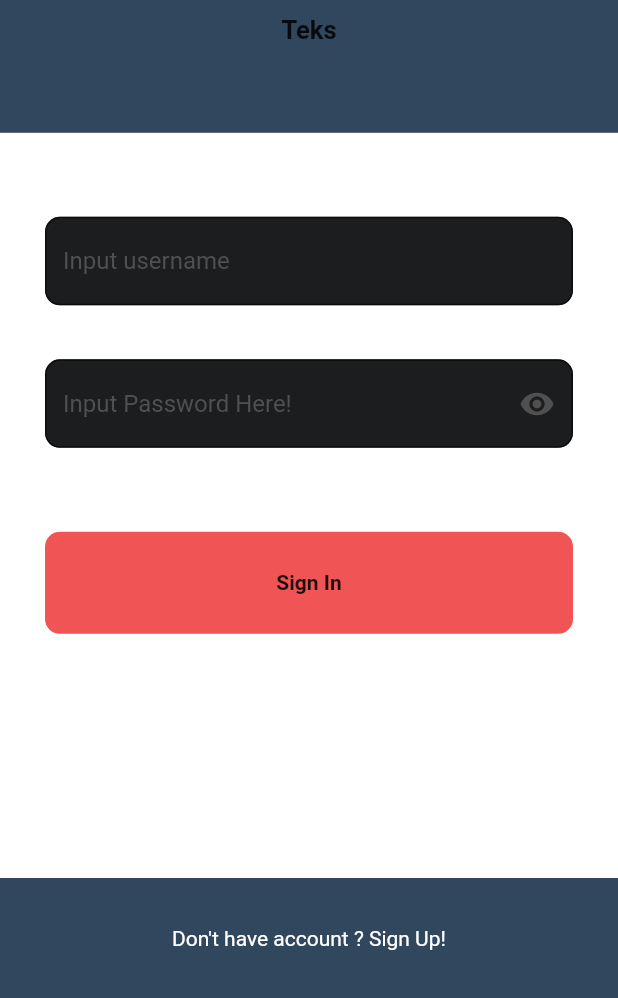
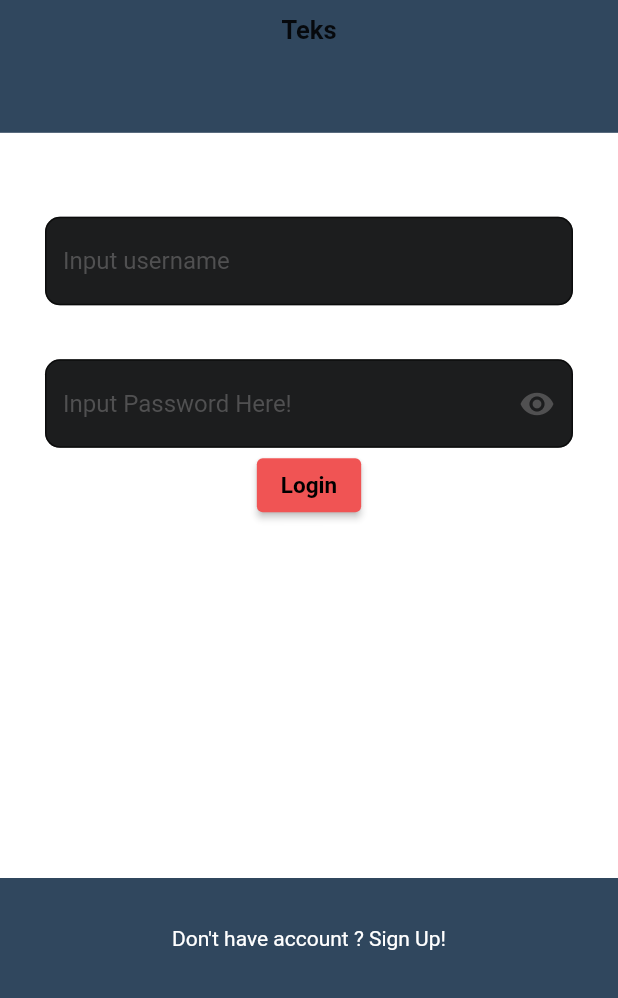
Before and after one commit to zahraeln17/Kelompok6-Promvis, a Flutter app: the Login screen opened by its route, on a phone screen of 412 x 824 dp, the part 238-1236 px from its top. Run offline on Flutter 3.47's test engine with Material 2 defaults, Android fonts, the phone set to English and light mode, and no system bars; our stand-ins replace fl_chart, get, google_fonts, syncfusion_flutter_charts.

Commit message:
edit halaman login

```diff
--- a/lib/page/halaman_login.dart
+++ b/lib/page/halaman_login.dart
@@ -1,6 +1,8 @@
 import 'package:flutter/material.dart';
+import 'package:flutter_aplikasiupi/route/app_pages.dart';
 import 'package:flutter_aplikasiupi/shared/themes.dart';
 import 'package:flutter_aplikasiupi/shared/widget/appbar_custom.dart';
+import 'package:get/get.dart';
 
 class Login extends StatefulWidget {
   @override
@@ -123,29 +125,21 @@ class _LoginState extends State<Login> {
                         ),
                       ),
                     ),
-                    SizedBox(height: 10),
-                    Align(
-                      alignment: Alignment.topRight,
-                      child: Text(
-                        'Forgot Password',
-                        style: TextStyle(color: Colors.white),
-                      ),
-                    ),
-                    SizedBox(height: 30),
                     Container(
-                      padding: EdgeInsets.all(26),
-                      width: double.infinity,
-                      decoration: BoxDecoration(
-                        color: kRedColor,
-                        borderRadius: BorderRadius.circular(10),
-                      ),
-                      child: Center(
-                        child: Text(
-                          'Sign In',
-                          style: TextStyle(fontWeight: FontWeight.bold),
-                        ),
-                      ),
-                    ),
+                        alignment: Alignment.center,
+                        height: 50,
+                        padding: const EdgeInsets.fromLTRB(10, 0, 10, 0),
+                        child: ElevatedButton(
+                          style: ElevatedButton.styleFrom(
+                              primary: Color(0xffF05454),
+                              textStyle: TextStyle(
+                                  fontSize: 15, fontWeight: FontWeight.bold)),
+                          child: const Text('Login',
+                              style: TextStyle(color: Color(0xff000000))),
+                          onPressed: () {
+                            Get.toNamed(AppPages.DASHBOARD);
+                          },
+                        )),
                   ],
                 ),
               ),
```
